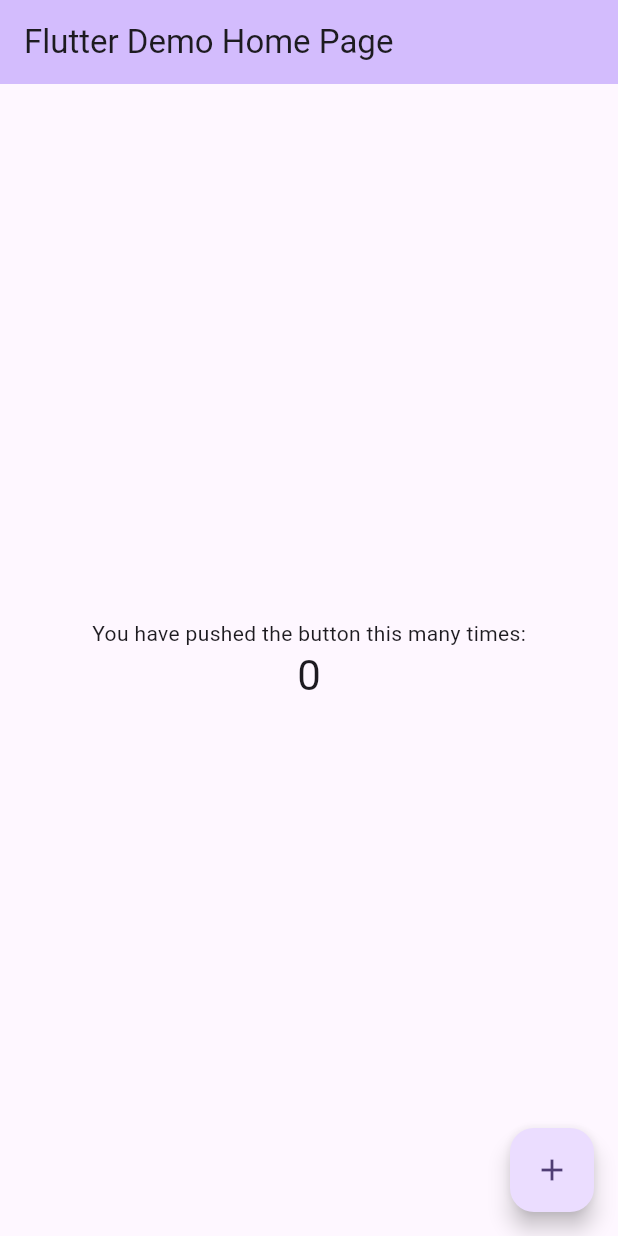
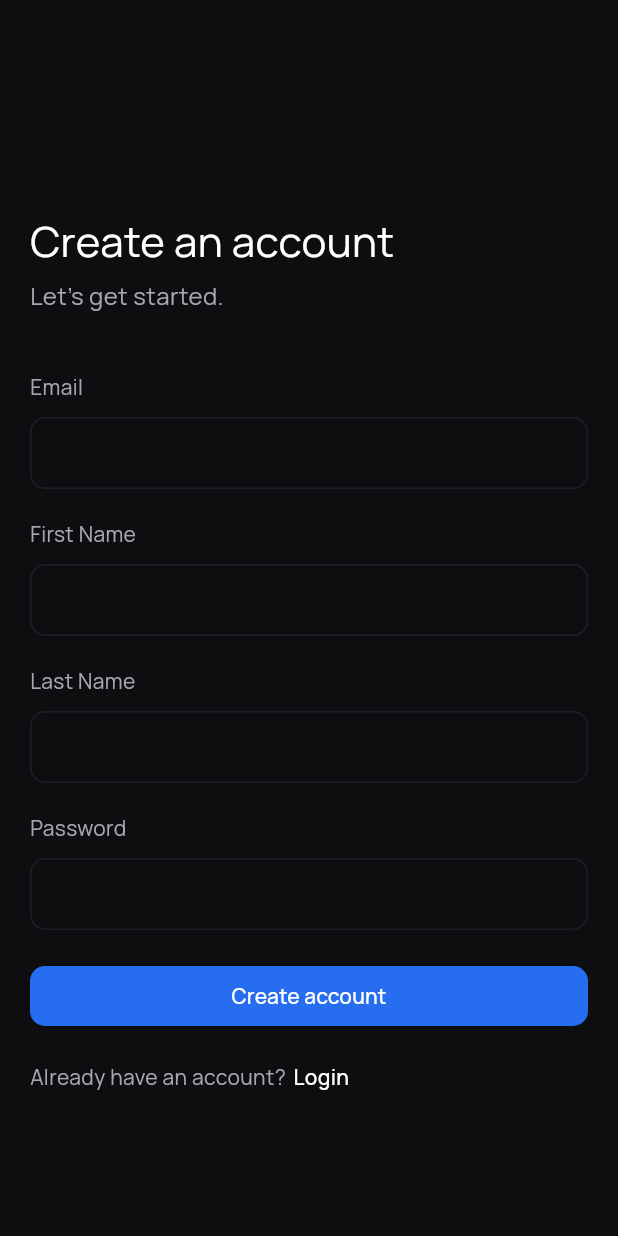
Before and after one commit to nicksonlangat/voyage, a Flutter app: the screen it shows after launch, on a phone screen of 412 x 824 dp. Run offline on Flutter 3.47's test engine with Material 3 defaults, Android fonts, the phone set to English and light mode, and no system bars; our stand-ins replace google_fonts.

Commit message:
ft-setup

```diff
--- a/voyage/lib/main.dart
+++ b/voyage/lib/main.dart
@@ -1,4 +1,5 @@
 import 'package:flutter/material.dart';
+import 'package:voyage/pages/register.dart';
 
 void main() {
   runApp(const MyApp());
@@ -11,115 +12,6 @@ class MyApp extends StatelessWidget {
   @override
   Widget build(BuildContext context) {
     return MaterialApp(
-      title: 'Flutter Demo',
-      theme: ThemeData(
-        // This is the theme of your application.
-        //
-        // TRY THIS: Try running your application with "flutter run". You'll see
-        // the application has a purple toolbar. Then, without quitting the app,
-        // try changing the seedColor in the colorScheme below to Colors.green
-        // and then invoke "hot reload" (save your changes or press the "hot
-        // reload" button in a Flutter-supported IDE, or press "r" if you used
-        // the command line to start the app).
-        //
-        // Notice that the counter didn't reset back to zero; the application
-        // state is not lost during the reload. To reset the state, use hot
-        // restart instead.
-        //
-        // This works for code too, not just values: Most code changes can be
-        // tested with just a hot reload.
-        colorScheme: ColorScheme.fromSeed(seedColor: Colors.deepPurple),
-        useMaterial3: true,
-      ),
-      home: const MyHomePage(title: 'Flutter Demo Home Page'),
-    );
+        debugShowCheckedModeBanner: false, home: const RegisterPage());
   }
 }
-
-class MyHomePage extends StatefulWidget {
-  const MyHomePage({super.key, required this.title});
-
-  // This widget is the home page of your application. It is stateful, meaning
-  // that it has a State object (defined below) that contains fields that affect
-  // how it looks.
-
-  // This class is the configuration for the state. It holds the values (in this
-  // case the title) provided by the parent (in this case the App widget) and
-  // used by the build method of the State. Fields in a Widget subclass are
-  // always marked "final".
-
-  final String title;
-
-  @override
-  State<MyHomePage> createState() => _MyHomePageState();
-}
-
-class _MyHomePageState extends State<MyHomePage> {
-  int _counter = 0;
-
-  void _incrementCounter() {
-    setState(() {
-      // This call to setState tells the Flutter framework that something has
-      // changed in this State, which causes it to rerun the build method below
-      // so that the display can reflect the updated values. If we changed
-      // _counter without calling setState(), then the build method would not be
-      // called again, and so nothing would appear to happen.
-      _counter++;
-    });
-  }
-
-  @override
-  Widget build(BuildContext context) {
-    // This method is rerun every time setState is called, for instance as done
-    // by the _incrementCounter method above.
-    //
-    // The Flutter framework has been optimized to make rerunning build methods
-    // fast, so that you can just rebuild anything that needs updating rather
-    // than having to individually change instances of widgets.
-    return Scaffold(
-      appBar: AppBar(
-        // TRY THIS: Try changing the color here to a specific color (to
-        // Colors.amber, perhaps?) and trigger a hot reload to see the AppBar
-        // change color while the other colors stay the same.
-        backgroundColor: Theme.of(context).colorScheme.inversePrimary,
-        // Here we take the value from the MyHomePage object that was created by
-        // the App.build method, and use it to set our appbar title.
-        title: Text(widget.title),
-      ),
-      body: Center(
-        // Center is a layout widget. It takes a single child and positions it
-        // in the middle of the parent.
-        child: Column(
-          // Column is also a layout widget. It takes a list of children and
-          // arranges them vertically. By default, it sizes itself to fit its
-          // children horizontally, and tries to be as tall as its parent.
-          //
-          // Column has various properties to control how it sizes itself and
-          // how it positions its children. Here we use mainAxisAlignment to
-          // center the children vertically; the main axis here is the vertical
-          // axis because Columns are vertical (the cross axis would be
-          // horizontal).
-          //
-          // TRY THIS: Invoke "debug painting" (choose the "Toggle Debug Paint"
-          // action in the IDE, or press "p" in the console), to see the
-          // wireframe for each widget.
-          mainAxisAlignment: MainAxisAlignment.center,
-          children: <Widget>[
-            const Text(
-              'You have pushed the button this many times:',
-            ),
-            Text(
-              '$_counter',
-              style: Theme.of(context).textTheme.headlineMedium,
-            ),
-          ],
-        ),
-      ),
-      floatingActionButton: FloatingActionButton(
-        onPressed: _incrementCounter,
-        tooltip: 'Increment',
-        child: const Icon(Icons.add),
-      ), // This trailing comma makes auto-formatting nicer for build methods.
-    );
-  }
-}
--- /dev/null
+++ b/voyage/lib/pages/register.dart
@@ -0,0 +1,226 @@
+import 'package:flutter/material.dart';
+import 'package:google_fonts/google_fonts.dart';
+import 'package:voyage/pages/login.dart';
+
+class RegisterPage extends StatefulWidget {
+  const RegisterPage({super.key});
+
+  @override
+  State<RegisterPage> createState() => _RegisterPageState();
+}
+
+class _RegisterPageState extends State<RegisterPage> {
+  final backgroungColor = const Color(0XFF0E0E11);
+  final secondaryColor = const Color(0XFF1E1E27);
+  final text100 = const Color(0XFFA6A6B5);
+  final blue = const Color(0XFF266DF0);
+  @override
+  Widget build(BuildContext context) {
+    return Scaffold(
+      backgroundColor: backgroungColor,
+      resizeToAvoidBottomInset: true,
+      body: ListView(
+        children: [
+          const SizedBox(
+            height: 120,
+          ),
+          Column(
+            mainAxisAlignment: MainAxisAlignment.end,
+            crossAxisAlignment: CrossAxisAlignment.start,
+            children: [
+              Padding(
+                padding: const EdgeInsets.all(20.0),
+                child: Column(
+                  crossAxisAlignment: CrossAxisAlignment.start,
+                  children: [
+                    Text(
+                      "Create an account",
+                      style: GoogleFonts.manrope(
+                          fontSize: 28, color: Colors.white),
+                    ),
+                    const SizedBox(
+                      height: 5,
+                    ),
+                    Text(
+                      "Let's get started.",
+                      style: GoogleFonts.manrope(fontSize: 16, color: text100),
+                    ),
+                  ],
+                ),
+              ),
+              Padding(
+                padding: const EdgeInsets.only(top: 20, left: 20.0, right: 20),
+                child: Column(
+                  crossAxisAlignment: CrossAxisAlignment.start,
+                  children: [
+                    Text(
+                      "Email",
+                      style: GoogleFonts.manrope(color: text100),
+                    ),
+                    const SizedBox(
+                      height: 10,
+                    ),
+                    TextField(
+                        style: GoogleFonts.manrope(color: Colors.white),
+                        decoration: InputDecoration(
+                          focusedBorder: OutlineInputBorder(
+                            borderSide: const BorderSide(color: Colors.white),
+                            borderRadius: BorderRadius.circular(10),
+                          ),
+                          enabledBorder: OutlineInputBorder(
+                            borderRadius: BorderRadius.circular(10),
+                            borderSide: BorderSide(color: secondaryColor),
+                          ),
+                          contentPadding: const EdgeInsets.all(10),
+                          hintStyle:
+                              GoogleFonts.manrope(color: text100, fontSize: 14),
+                        )),
+                  ],
+                ),
+              ),
+              Padding(
+                padding: const EdgeInsets.only(top: 20, left: 20.0, right: 20),
+                child: Column(
+                  crossAxisAlignment: CrossAxisAlignment.start,
+                  children: [
+                    Text(
+                      "First Name",
+                      style: GoogleFonts.manrope(color: text100),
+                    ),
+                    const SizedBox(
+                      height: 10,
+                    ),
+                    TextField(
+                        style: GoogleFonts.manrope(color: Colors.white),
+                        decoration: InputDecoration(
+                          focusedBorder: OutlineInputBorder(
+                            borderSide: const BorderSide(color: Colors.white),
+                            borderRadius: BorderRadius.circular(10),
+                          ),
+                          enabledBorder: OutlineInputBorder(
+                            borderRadius: BorderRadius.circular(10),
+                            borderSide: BorderSide(color: secondaryColor),
+                          ),
+                          contentPadding: const EdgeInsets.all(10),
+                          hintStyle:
+                              GoogleFonts.manrope(color: text100, fontSize: 14),
+                        )),
+                  ],
+                ),
+              ),
+              Padding(
+                padding: const EdgeInsets.only(top: 20, left: 20.0, right: 20),
+                child: Column(
+                  crossAxisAlignment: CrossAxisAlignment.start,
+                  children: [
+                    Text(
+                      "Last Name",
+                      style: GoogleFonts.manrope(color: text100),
+                    ),
+                    const SizedBox(
+                      height: 10,
+                    ),
+                    TextField(
+                        style: GoogleFonts.manrope(color: Colors.white),
+                        decoration: InputDecoration(
+                          focusedBorder: OutlineInputBorder(
+                            borderSide: const BorderSide(color: Colors.white),
+                            borderRadius: BorderRadius.circular(10),
+                          ),
+                          enabledBorder: OutlineInputBorder(
+                            borderRadius: BorderRadius.circular(10),
+                            borderSide: BorderSide(color: secondaryColor),
+                          ),
+                          contentPadding: const EdgeInsets.all(10),
+                          hintStyle:
+                              GoogleFonts.manrope(color: text100, fontSize: 14),
+                        )),
+                  ],
+                ),
+              ),
+              Padding(
+                padding: const EdgeInsets.only(top: 20, left: 20.0, right: 20),
+                child: Column(
+                  crossAxisAlignment: CrossAxisAlignment.start,
+                  children: [
+                    Text(
+                      "Password",
+                      style: GoogleFonts.manrope(color: text100),
+                    ),
+                    const SizedBox(
+                      height: 10,
+                    ),
+                    TextField(
+                        style: GoogleFonts.manrope(color: Colors.white),
+                        decoration: InputDecoration(
+                          focusedBorder: OutlineInputBorder(
+                            borderSide: const BorderSide(color: Colors.white),
+                            borderRadius: BorderRadius.circular(10),
+                          ),
+                          enabledBorder: OutlineInputBorder(
+                            borderRadius: BorderRadius.circular(10),
+                            borderSide: BorderSide(color: secondaryColor),
+                          ),
+                          contentPadding: const EdgeInsets.all(10),
+                          hintStyle:
+                              GoogleFonts.manrope(color: text100, fontSize: 14),
+                        )),
+                  ],
+                ),
+              ),
+              Padding(
+                padding: const EdgeInsets.all(20),
+                child: ElevatedButton(
+                  onPressed: () {},
+                  style: ElevatedButton.styleFrom(
+                    elevation: 0,
+                    shape: RoundedRectangleBorder(
+                        borderRadius: BorderRadius.circular(10.0)),
+                    backgroundColor: blue,
+                    fixedSize: const Size.fromWidth(double.maxFinite),
+                  ),
+                  child: Text(
+                    'Create account',
+                    style: GoogleFonts.manrope(
+                        color: Colors.white, fontWeight: FontWeight.w500),
+                  ),
+                ),
+              ),
+              Padding(
+                padding: const EdgeInsets.only(left: 20.0, right: 20),
+                child: Row(
+                  mainAxisAlignment: MainAxisAlignment.start,
+                  children: [
+                    Text(
+                      "Already have an account?",
+                      style: GoogleFonts.manrope(color: text100),
+                    ),
+                    const SizedBox(
+                      width: 5,
+                    ),
+                    GestureDetector(
+                      onTap: () {
+                        Navigator.push(
+                          context,
+                          MaterialPageRoute(
+                            builder: (context) => const LoginPage(),
+                          ),
+                        );
+                      },
+                      child: Text(
+                        'Login',
+                        style: GoogleFonts.manrope(
+                            color: const Color(0XFFFFFFFF),
+                            fontWeight: FontWeight.w500),
+                      ),
+                    ),
+                  ],
+                ),
+              ),
+            ],
+          ),
+        ],
+      ),
+    );
+  }
+}
--- a/voyage/pubspec.yaml
+++ b/voyage/pubspec.yaml
@@ -35,6 +35,9 @@ dependencies:
   # The following adds the Cupertino Icons font to your application.
   # Use with the CupertinoIcons class for iOS style icons.
   cupertino_icons: ^1.0.2
+  google_fonts: 6.1.0
+  flutter_svg:
+  http:
 
 dev_dependencies:
   flutter_test:
```
Also changed, not shown: voyage/lib/pages/login.dart (added, +161 -0 lines), voyage/pubspec.lock, 1 other file.
